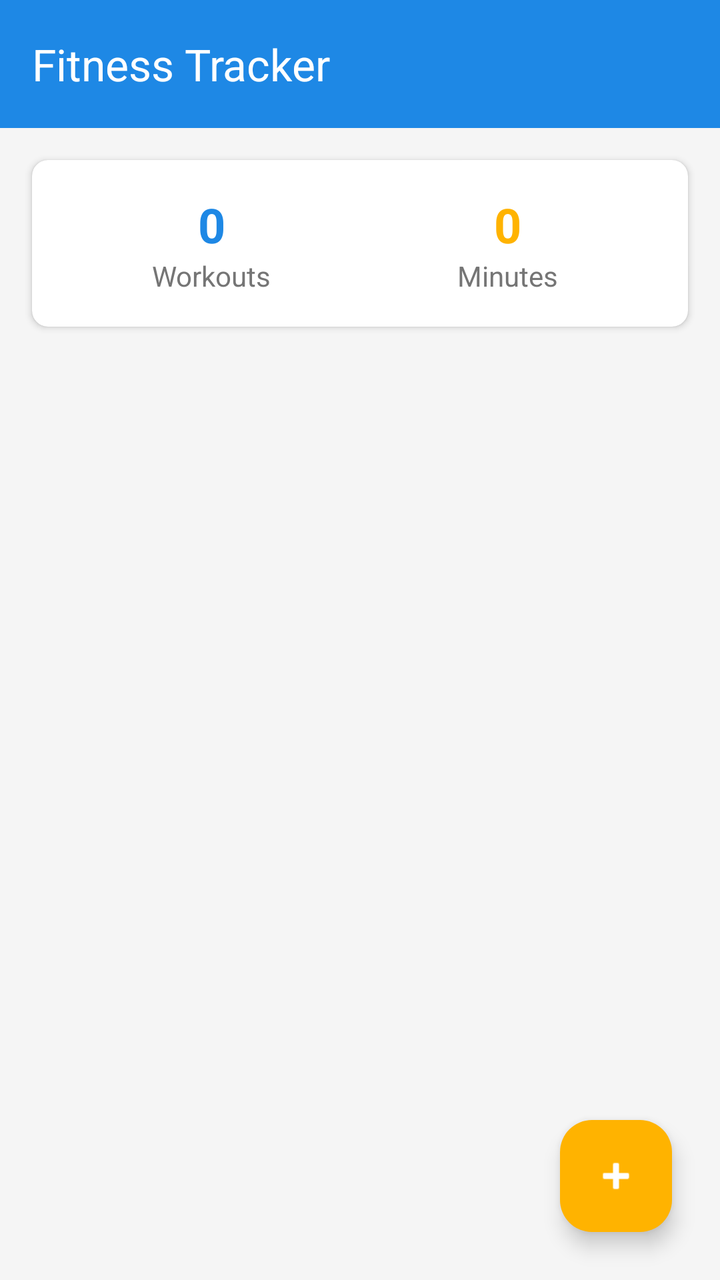
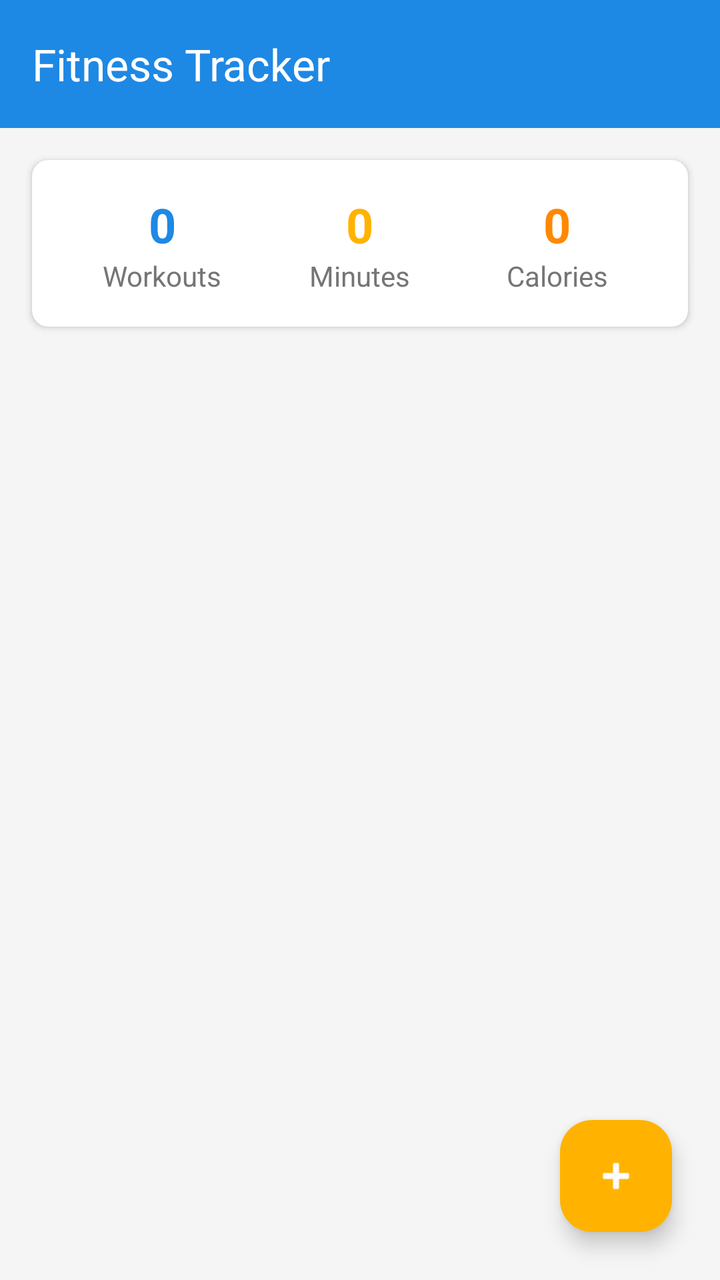

An Android layout rendered at two revisions. The XML below is the earlier revision; the diff shows what the commit changed to produce the second picture.
<!-- AndroidManifest.xml: application theme Theme.SPORTSHUB -->
<!-- res/layout/activity_player_fitness_list.xml -->
<?xml version="1.0" encoding="utf-8"?>
<androidx.constraintlayout.widget.ConstraintLayout xmlns:android="http://schemas.android.com/apk/res/android"
    xmlns:app="http://schemas.android.com/apk/res-auto"
    android:layout_width="match_parent"
    android:layout_height="match_parent"
    android:background="@color/background">

    <androidx.appcompat.widget.Toolbar
        android:id="@+id/toolbarPlayerFitness"
        android:layout_width="match_parent"
        android:layout_height="?attr/actionBarSize"
        android:background="@color/primary"
        android:theme="@style/ThemeOverlay.AppCompat.Dark.ActionBar"
        app:popupTheme="@style/ThemeOverlay.AppCompat.Light"
        app:title="Fitness Tracker"
        app:titleTextColor="@color/white"
        app:layout_constraintTop_toTopOf="parent" />

    
    <androidx.cardview.widget.CardView
        android:id="@+id/cardFitnessSummary"
        android:layout_width="match_parent"
        android:layout_height="wrap_content"
        android:layout_margin="16dp"
        app:cardCornerRadius="8dp"
        app:cardElevation="2dp"
        app:layout_constraintTop_toBottomOf="@id/toolbarPlayerFitness">

        <LinearLayout
            android:layout_width="match_parent"
            android:layout_height="wrap_content"
            android:orientation="horizontal"
            android:padding="16dp"
            android:baselineAligned="false">

            <LinearLayout
                android:layout_width="0dp"
                android:layout_height="wrap_content"
                android:layout_weight="1"
                android:orientation="vertical"
                android:gravity="center">
                <TextView
                    android:id="@+id/tvTotalWorkouts"
                    android:layout_width="wrap_content"
                    android:layout_height="wrap_content"
                    android:text="0"
                    android:textColor="@color/primary"
                    android:textSize="24sp"
                    android:textStyle="bold" />
                <TextView
                    android:layout_width="wrap_content"
                    android:layout_height="wrap_content"
                    android:text="Workouts"
                    android:textColor="@color/text_secondary"
                    android:textSize="14sp" />
            </LinearLayout>

            <LinearLayout
                android:layout_width="0dp"
                android:layout_height="wrap_content"
                android:layout_weight="1"
                android:orientation="vertical"
                android:gravity="center">
                <TextView
                    android:id="@+id/tvTotalMinutes"
                    android:layout_width="wrap_content"
                    android:layout_height="wrap_content"
                    android:text="0"
                    android:textColor="@color/secondary"
                    android:textSize="24sp"
                    android:textStyle="bold" />
                <TextView
                    android:layout_width="wrap_content"
                    android:layout_height="wrap_content"
                    android:text="Minutes"
                    android:textColor="@color/text_secondary"
                    android:textSize="14sp" />
            </LinearLayout>

        </LinearLayout>
    </androidx.cardview.widget.CardView>

    <TextView
        android:id="@+id/tvFitnessEmptyState"
        android:layout_width="wrap_content"
        android:layout_height="wrap_content"
        android:text="No workouts tracked. Click + to add one."
        android:textColor="@color/text_secondary"
        android:textSize="16sp"
        android:visibility="gone"
        app:layout_constraintBottom_toBottomOf="parent"
        app:layout_constraintEnd_toEndOf="parent"
        app:layout_constraintStart_toStartOf="parent"
        app:layout_constraintTop_toBottomOf="@id/cardFitnessSummary" />

    <ListView
        android:id="@+id/lvPlayerFitness"
        android:layout_width="0dp"
        android:layout_height="0dp"
        android:layout_marginTop="8dp"
        android:divider="@android:color/transparent"
        android:dividerHeight="0dp"
        app:layout_constraintBottom_toBottomOf="parent"
        app:layout_constraintEnd_toEndOf="parent"
        app:layout_constraintStart_toStartOf="parent"
        app:layout_constraintTop_toBottomOf="@id/cardFitnessSummary" />

    <com.google.android.material.floatingactionbutton.FloatingActionButton
        android:id="@+id/fabAddFitness"
        android:layout_width="wrap_content"
        android:layout_height="wrap_content"
        android:layout_margin="24dp"
        android:contentDescription="Add Fitness Record"
        android:src="@android:drawable/ic_input_add"
        app:backgroundTint="@color/secondary"
        app:layout_constraintBottom_toBottomOf="parent"
        app:layout_constraintEnd_toEndOf="parent"
        app:tint="@color/white" />

</androidx.constraintlayout.widget.ConstraintLayout>
<!-- resources referenced by this layout -->
<resources>
  <color name="background">#F5F5F5</color>
  <color name="primary">#1E88E5</color>
  <color name="secondary">#FFB300</color>
  <color name="text_secondary">#757575</color>
  <color name="white">#FFFFFFFF</color>
  <style name="Theme.SPORTSHUB" parent="Base.Theme.SPORTSHUB" />
  <style name="Base.Theme.SPORTSHUB" parent="Theme.Material3.DayNight.NoActionBar">
          
          
      </style>
</resources>

<!-- the commit's change to res/layout/activity_player_fitness_list.xml (unified diff, before → after) -->
@@ -77,6 +77,28 @@
                     android:textSize="14sp" />
             </LinearLayout>
 
+            <LinearLayout
+                android:layout_width="0dp"
+                android:layout_height="wrap_content"
+                android:layout_weight="1"
+                android:orientation="vertical"
+                android:gravity="center">
+                <TextView
+                    android:id="@+id/tvTotalCalories"
+                    android:layout_width="wrap_content"
+                    android:layout_height="wrap_content"
+                    android:text="0"
+                    android:textColor="@android:color/holo_orange_dark"
+                    android:textSize="24sp"
+                    android:textStyle="bold" />
+                <TextView
+                    android:layout_width="wrap_content"
+                    android:layout_height="wrap_content"
+                    android:text="Calories"
+                    android:textColor="@color/text_secondary"
+                    android:textSize="14sp" />
+            </LinearLayout>
+
         </LinearLayout>
     </androidx.cardview.widget.CardView>
 
